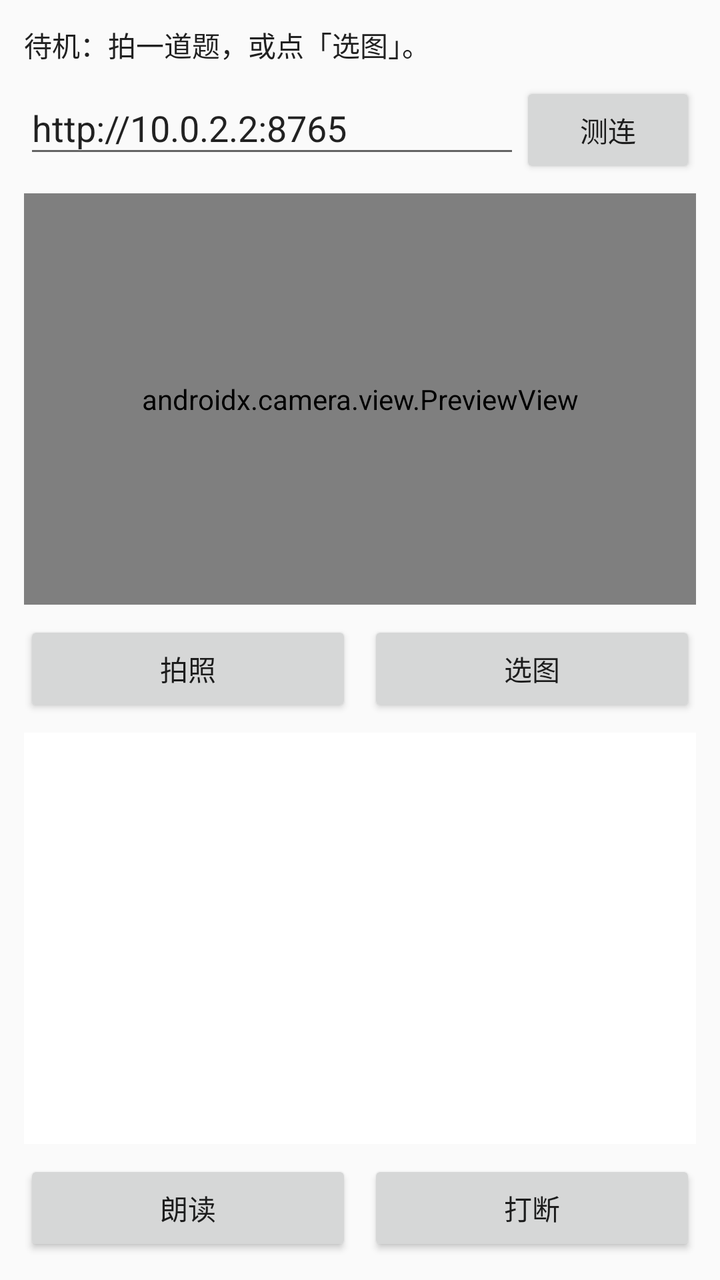
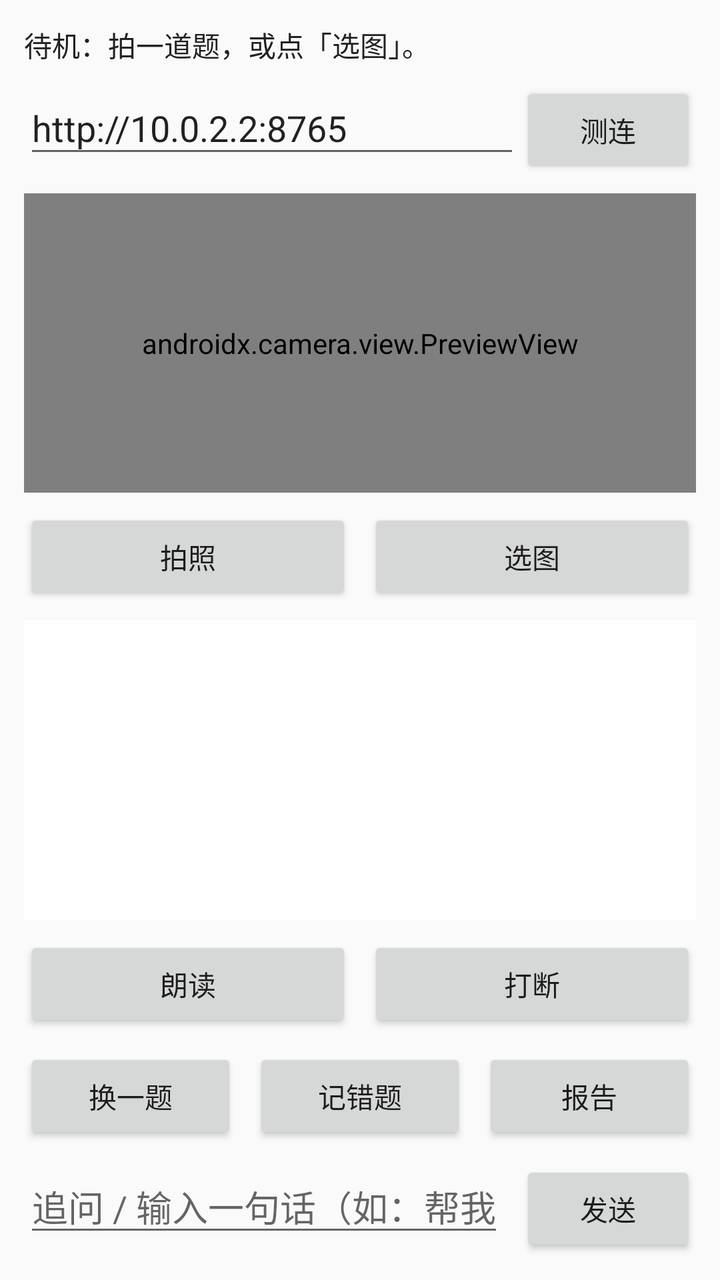

An Android layout rendered at two revisions. The XML below is the earlier revision; the diff shows what the commit changed to produce the second picture.
<!-- AndroidManifest.xml: application theme Theme.RobotTutor -->
<!-- res/layout/activity_main.xml -->
<?xml version="1.0" encoding="utf-8"?>
<LinearLayout xmlns:android="http://schemas.android.com/apk/res/android"
    android:layout_width="match_parent"
    android:layout_height="match_parent"
    android:orientation="vertical"
    android:padding="12dp">

    <TextView
        android:id="@+id/tvStatus"
        android:layout_width="match_parent"
        android:layout_height="wrap_content"
        android:text="@string/status_idle"
        android:textColor="@color/text_primary"
        android:textSize="14sp" />

    <LinearLayout
        android:layout_width="match_parent"
        android:layout_height="wrap_content"
        android:layout_marginTop="8dp"
        android:orientation="horizontal">

        <EditText
            android:id="@+id/etServer"
            android:layout_width="0dp"
            android:layout_height="wrap_content"
            android:layout_weight="1"
            android:hint="@string/server_hint"
            android:inputType="textUri"
            android:singleLine="true"
            android:text="http://10.0.2.2:8765" />

        <Button
            android:id="@+id/btnHealth"
            android:layout_width="wrap_content"
            android:layout_height="wrap_content"
            android:text="测连" />
    </LinearLayout>

    <androidx.camera.view.PreviewView
        android:id="@+id/previewView"
        android:layout_width="match_parent"
        android:layout_height="0dp"
        android:layout_weight="1"
        android:layout_marginTop="8dp" />

    <LinearLayout
        android:layout_width="match_parent"
        android:layout_height="wrap_content"
        android:layout_marginTop="8dp"
        android:orientation="horizontal">

        <Button
            android:id="@+id/btnCapture"
            android:layout_width="0dp"
            android:layout_height="wrap_content"
            android:layout_weight="1"
            android:text="@string/btn_capture" />

        <Button
            android:id="@+id/btnPick"
            android:layout_width="0dp"
            android:layout_height="wrap_content"
            android:layout_weight="1"
            android:layout_marginStart="8dp"
            android:text="@string/btn_pick" />
    </LinearLayout>

    <ScrollView
        android:layout_width="match_parent"
        android:layout_height="0dp"
        android:layout_weight="1"
        android:layout_marginTop="8dp"
        android:background="#FFFFFF">

        <TextView
            android:id="@+id/tvReply"
            android:layout_width="match_parent"
            android:layout_height="wrap_content"
            android:padding="12dp"
            android:textColor="@color/text_primary"
            android:textSize="18sp"
            android:lineSpacingExtra="4dp" />
    </ScrollView>

    <LinearLayout
        android:layout_width="match_parent"
        android:layout_height="wrap_content"
        android:layout_marginTop="8dp"
        android:orientation="horizontal">

        <Button
            android:id="@+id/btnSpeak"
            android:layout_width="0dp"
            android:layout_height="wrap_content"
            android:layout_weight="1"
            android:text="@string/btn_speak" />

        <Button
            android:id="@+id/btnStop"
            android:layout_width="0dp"
            android:layout_height="wrap_content"
            android:layout_weight="1"
            android:layout_marginStart="8dp"
            android:text="@string/btn_stop" />
    </LinearLayout>

</LinearLayout>
<!-- resources referenced by this layout -->
<resources>
  <color name="text_primary">#212121</color>
  <string name="btn_capture">拍照</string>
  <string name="btn_pick">选图</string>
  <string name="btn_speak">朗读</string>
  <string name="btn_stop">打断</string>
  <string name="server_hint">服务地址（模拟器用 10.0.2.2:8765）</string>
  <string name="status_idle">待机：拍一道题，或点「选图」。</string>
  <style name="Theme.RobotTutor" parent="Theme.AppCompat.Light.NoActionBar">
          <item name="colorPrimary">@color/brand_primary</item>
          <item name="colorPrimaryDark">@color/brand_primary_dark</item>
          <item name="colorAccent">@color/brand_primary</item>
          <item name="android:windowBackground">@color/bg</item>
      </style>
  <color name="brand_primary">#1565C0</color>
  <color name="brand_primary_dark">#0D47A1</color>
  <color name="bg">#FAFAFA</color>
</resources>

<!-- the commit's change to res/layout/activity_main.xml (unified diff, before → after) -->
@@ -104,4 +104,57 @@
             android:text="@string/btn_stop" />
     </LinearLayout>
 
+    <LinearLayout
+        android:layout_width="match_parent"
+        android:layout_height="wrap_content"
+        android:layout_marginTop="8dp"
+        android:orientation="horizontal">
+
+        <Button
+            android:id="@+id/btnNext"
+            android:layout_width="0dp"
+            android:layout_height="wrap_content"
+            android:layout_weight="1"
+            android:text="@string/btn_next" />
+
+        <Button
+            android:id="@+id/btnWrong"
+            android:layout_width="0dp"
+            android:layout_height="wrap_content"
+            android:layout_weight="1"
+            android:layout_marginStart="8dp"
+            android:text="@string/btn_wrong" />
+
+        <Button
+            android:id="@+id/btnReport"
+            android:layout_width="0dp"
+            android:layout_height="wrap_content"
+            android:layout_weight="1"
+            android:layout_marginStart="8dp"
+            android:text="@string/btn_report" />
+    </LinearLayout>
+
+    <LinearLayout
+        android:layout_width="match_parent"
+        android:layout_height="wrap_content"
+        android:layout_marginTop="8dp"
+        android:orientation="horizontal">
+
+        <EditText
+            android:id="@+id/etInput"
+            android:layout_width="0dp"
+            android:layout_height="wrap_content"
+            android:layout_weight="1"
+            android:hint="@string/input_hint"
+            android:inputType="text"
+            android:singleLine="true" />
+
+        <Button
+            android:id="@+id/btnSend"
+            android:layout_width="wrap_content"
+            android:layout_height="wrap_content"
+            android:layout_marginStart="8dp"
+            android:text="@string/btn_send" />
+    </LinearLayout>
+
 </LinearLayout>
<!-- resource entries referenced after the edit -->
@@ -2,9 +2,14 @@
 <resources>
   <color name="text_primary">#212121</color>
   <string name="btn_capture">拍照</string>
+  <string name="btn_next">换一题</string>
   <string name="btn_pick">选图</string>
+  <string name="btn_report">报告</string>
+  <string name="btn_send">发送</string>
   <string name="btn_speak">朗读</string>
   <string name="btn_stop">打断</string>
+  <string name="btn_wrong">记错题</string>
+  <string name="input_hint">追问 / 输入一句话（如：帮我算 3×4）</string>
   <string name="server_hint">服务地址（模拟器用 10.0.2.2:8765）</string>
   <string name="status_idle">待机：拍一道题，或点「选图」。</string>
   <style name="Theme.RobotTutor" parent="Theme.AppCompat.Light.NoActionBar">
